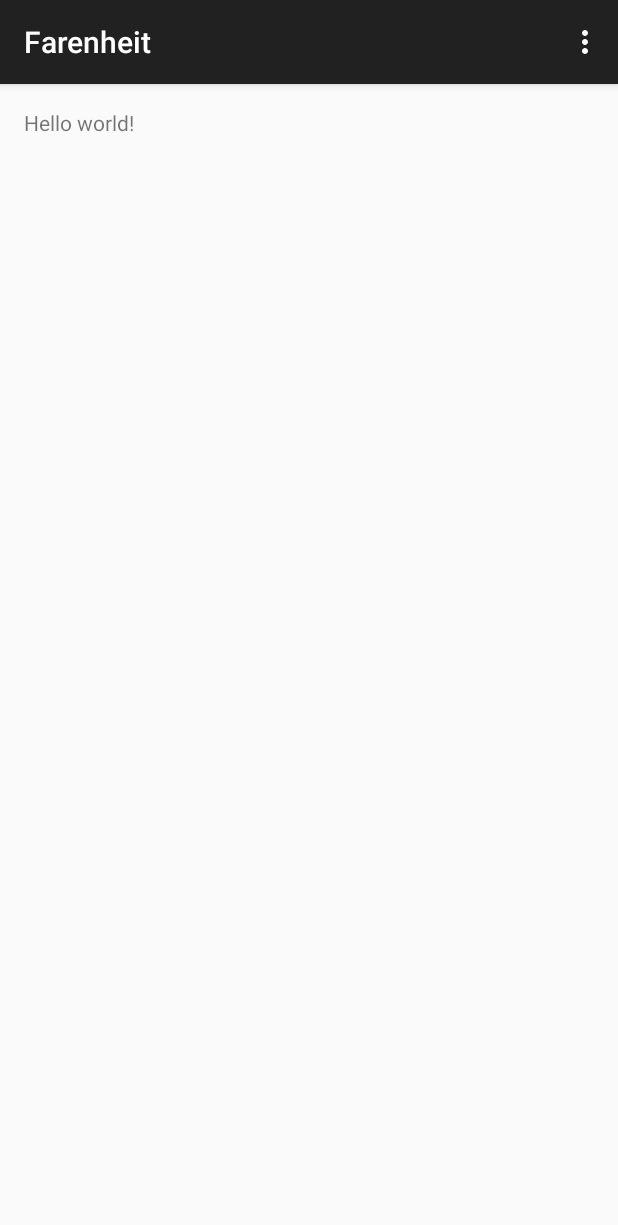
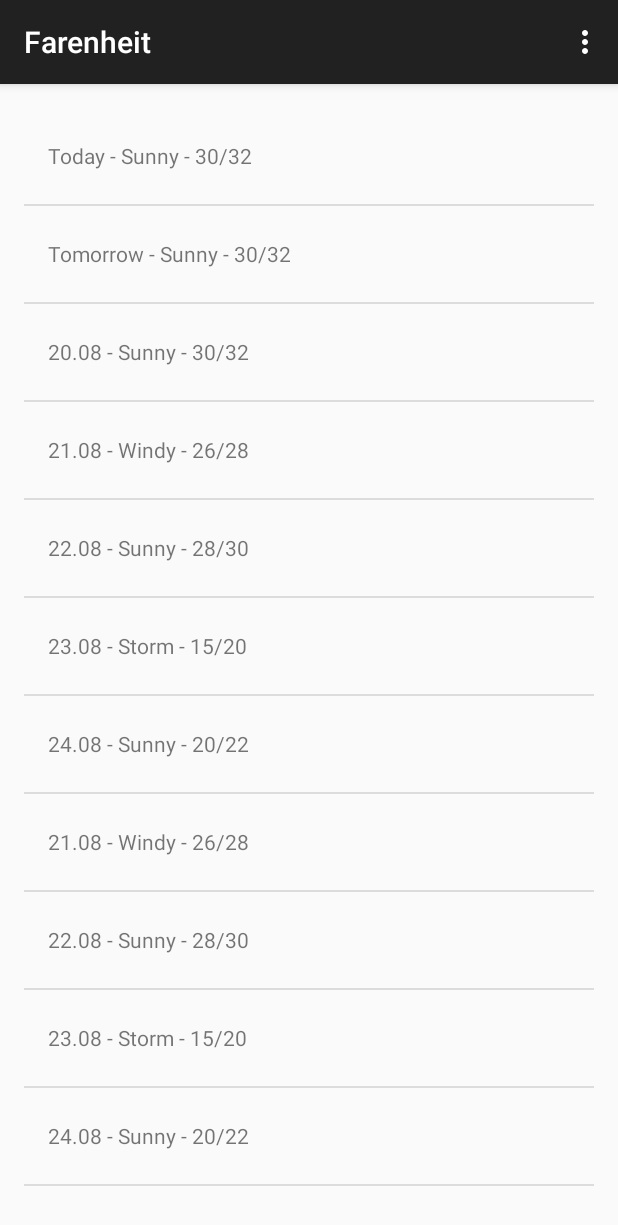
Before and after one commit to Fdiazreal/farenheit, an Android app: the screen it shows after launch (FarenheitMainActivity), on a phone screen of 412 x 824 dp. Shown: the top 1225 px of the screen. Run offline under Robolectric (Android 15) with nearby library versions, the phone set to English and light mode, and no system bars.

Commit message:
Adding a ListView to the fragment with mock data

```diff
--- a/app/src/main/java/apps/fdiazreal/com/farenheit/FarenheitMainActivityFragment.java
+++ b/app/src/main/java/apps/fdiazreal/com/farenheit/FarenheitMainActivityFragment.java
@@ -5,6 +5,8 @@ import android.os.Bundle;
 import android.view.LayoutInflater;
 import android.view.View;
 import android.view.ViewGroup;
+import android.widget.ArrayAdapter;
+import android.widget.ListView;
 
 
 /**
@@ -18,6 +20,34 @@ public class FarenheitMainActivityFragment extends Fragment {
     @Override
     public View onCreateView(LayoutInflater inflater, ViewGroup container,
                              Bundle savedInstanceState) {
-        return inflater.inflate(R.layout.fragment_farenheit_main, container, false);
+
+        View fragmentView = inflater.inflate(R.layout.fragment_farenheit_main, container, false);
+
+        String[] forecasts = {
+            "Today - Sunny - 30/32",
+            "Tomorrow - Sunny - 30/32",
+            "20.08 - Sunny - 30/32",
+            "21.08 - Windy - 26/28",
+            "22.08 - Sunny - 28/30",
+            "23.08 - Storm - 15/20",
+            "24.08 - Sunny - 20/22",
+            "21.08 - Windy - 26/28",
+            "22.08 - Sunny - 28/30",
+            "23.08 - Storm - 15/20",
+            "24.08 - Sunny - 20/22"
+        };
+
+        ArrayAdapter<String> forecastsAdapter =
+                new ArrayAdapter<>(
+                    getActivity(),
+                    R.layout.list_item_forecast,
+                    R.id.list_item_forecast_textview,
+                    forecasts);
+
+        ListView forecastListView = (ListView) fragmentView.findViewById(R.id.listview_forecast);
+
+        forecastListView.setAdapter(forecastsAdapter);
+
+        return fragmentView;
     }
 }
--- a/app/src/main/res/layout/fragment_farenheit_main.xml
+++ b/app/src/main/res/layout/fragment_farenheit_main.xml
@@ -1,12 +1,16 @@
-<RelativeLayout xmlns:android="http://schemas.android.com/apk/res/android"
-    xmlns:tools="http://schemas.android.com/tools" android:layout_width="match_parent"
-    android:layout_height="match_parent" android:paddingLeft="@dimen/activity_horizontal_margin"
+<FrameLayout xmlns:android="http://schemas.android.com/apk/res/android"
+    xmlns:tools="http://schemas.android.com/tools"
+    android:layout_width="match_parent"
+    android:layout_height="match_parent"
+    android:paddingLeft="@dimen/activity_horizontal_margin"
     android:paddingRight="@dimen/activity_horizontal_margin"
     android:paddingTop="@dimen/activity_vertical_margin"
     android:paddingBottom="@dimen/activity_vertical_margin"
     tools:context=".FarenheitMainActivityFragment">
 
-    <TextView android:text="@string/hello_world" android:layout_width="wrap_content"
-        android:layout_height="wrap_content" />
+    <ListView
+        android:id="@+id/listview_forecast"
+        android:layout_width="match_parent"
+        android:layout_height="match_parent"/>
 
-</RelativeLayout>
+</FrameLayout>
--- /dev/null
+++ b/app/src/main/res/layout/list_item_forecast.xml
@@ -0,0 +1,10 @@
+<?xml version="1.0" encoding="utf-8"?>
+<TextView xmlns:android="http://schemas.android.com/apk/res/android"
+          android:layout_width="match_parent"
+          android:layout_height="wrap_content"
+          android:id="@+id/list_item_forecast_textview"
+          android:gravity="center_vertical"
+          android:minHeight="?android:listPreferredItemHeight"
+          android:padding="16dp">
+
+</TextView>
```
